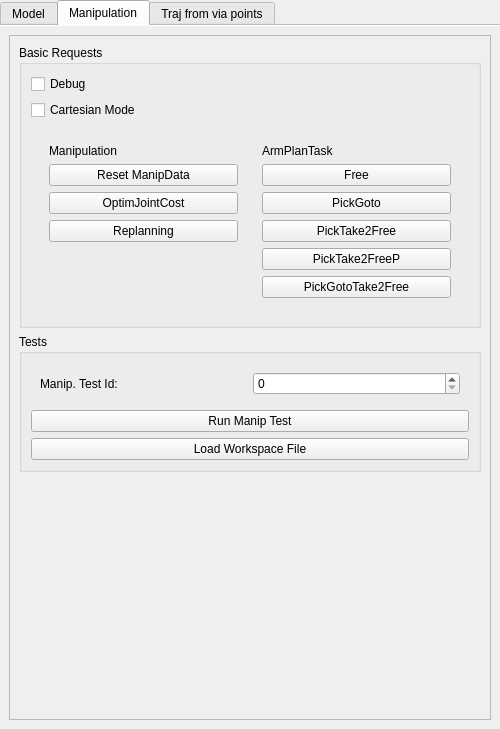
Before: the Qt Designer form src/move3d-qt-gui-libs/src/qtMainInterface/sideWidgets/qtRobot.ui in jmainpri/move3d-studio, drawn with Qt 5.
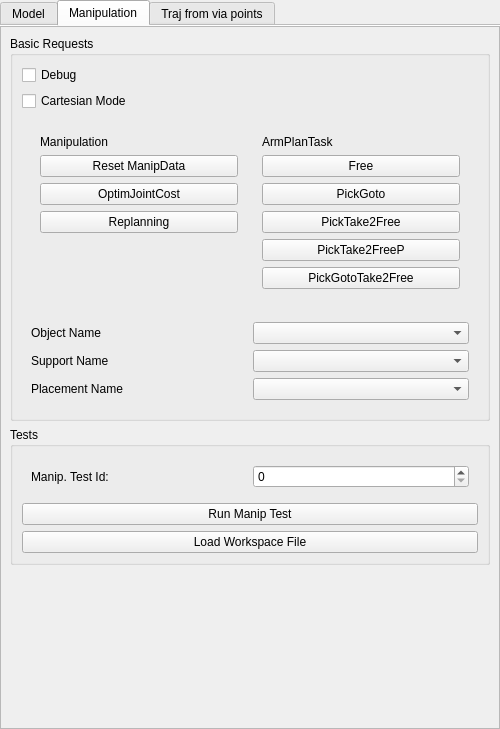
After: the same form once the commit is applied. The open tabs and pages were chosen to show the change.

The edit to the form file:
```diff
--- a/src/move3d-qt-gui-libs/src/qtMainInterface/sideWidgets/qtRobot.ui
+++ b/src/move3d-qt-gui-libs/src/qtMainInterface/sideWidgets/qtRobot.ui
@@ -584,6 +584,9 @@
        <string>Manipulation</string>
       </attribute>
       <layout class="QVBoxLayout" name="verticalLayout_3">
+       <property name="margin">
+        <number>0</number>
+       </property>
        <item>
         <widget class="QScrollArea" name="scrollAreaManip">
          <property name="widgetResizable">
@@ -594,8 +597,8 @@
            <rect>
             <x>0</x>
             <y>0</y>
-            <width>474</width>
-            <height>680</height>
+            <width>498</width>
+            <height>704</height>
            </rect>
           </property>
           <layout class="QVBoxLayout" name="verticalLayout_4">
@@ -720,6 +723,42 @@
                 </layout>
                </widget>
               </item>
+              <item>
+               <widget class="QWidget" name="ObjectToManipulate" native="true">
+                <layout class="QGridLayout" name="gridLayout_4">
+                 <item row="0" column="2">
+                  <widget class="QComboBox" name="comboBoxObjectName"/>
+                 </item>
+                 <item row="1" column="2">
+                  <widget class="QComboBox" name="comboBoxSupportName"/>
+                 </item>
+                 <item row="0" column="0">
+                  <widget class="QLabel" name="label_15">
+                   <property name="text">
+                    <string>Object Name</string>
+                   </property>
+                  </widget>
+                 </item>
+                 <item row="1" column="0">
+                  <widget class="QLabel" name="label_14">
+                   <property name="text">
+                    <string>Support Name</string>
+                   </property>
+                  </widget>
+                 </item>
+                 <item row="2" column="2">
+                  <widget class="QComboBox" name="comboBoxPlacementName"/>
+                 </item>
+                 <item row="2" column="0">
+                  <widget class="QLabel" name="label_16">
+                   <property name="text">
+                    <string>Placement Name</string>
+                   </property>
+                  </widget>
+                 </item>
+                </layout>
+               </widget>
+              </item>
              </layout>
             </widget>
            </item>
```
Left out of the diff: 12 changed lines with no effect on the pictures.
